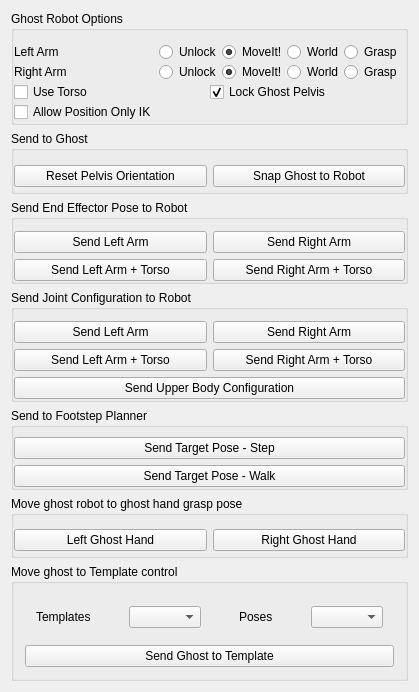
Old version of the form vigir_ocs_ghost_control_widget/src/ui/ghost_control_widget.ui in the repository team-vigir/vigir_ocs_common.
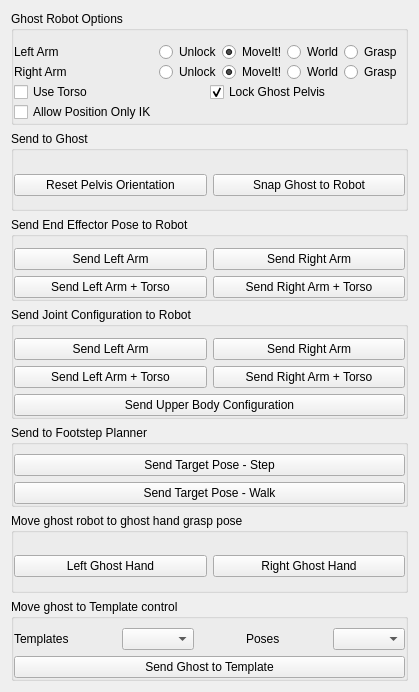
New version of the form.

Commit message: Added more space to widget

```diff
--- a/vigir_ocs_ghost_control_widget/src/ui/ghost_control_widget.ui
+++ b/vigir_ocs_ghost_control_widget/src/ui/ghost_control_widget.ui
@@ -481,9 +481,24 @@
       <string>Move ghost to Template control</string>
      </property>
      <layout class="QVBoxLayout" name="verticalLayout_3">
+      <property name="margin">
+       <number>0</number>
+      </property>
       <item>
        <widget class="QWidget" name="widget_5" native="true">
         <layout class="QHBoxLayout" name="horizontalLayout_3">
+         <property name="leftMargin">
+          <number>0</number>
+         </property>
+         <property name="topMargin">
+          <number>9</number>
+         </property>
+         <property name="rightMargin">
+          <number>0</number>
+         </property>
+         <property name="bottomMargin">
+          <number>0</number>
+         </property>
          <item>
           <widget class="QLabel" name="label">
            <property name="text">
@@ -520,7 +535,7 @@
            </property>
           </spacer>
          </item>
-         <item alignment="Qt::AlignRight">
+         <item>
           <widget class="QLabel" name="label_2">
            <property name="text">
             <string>Poses</string>
```
Left out of the diff: 2 changed lines with no effect on the pictures.
